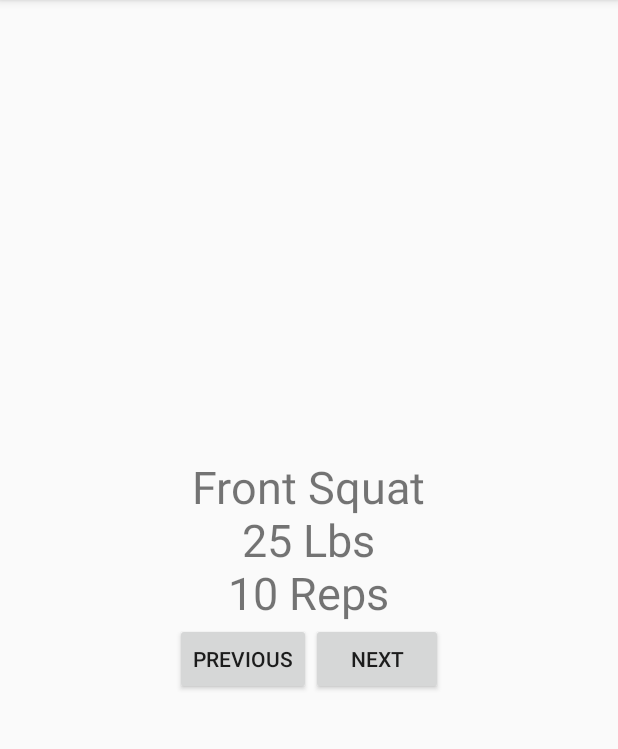
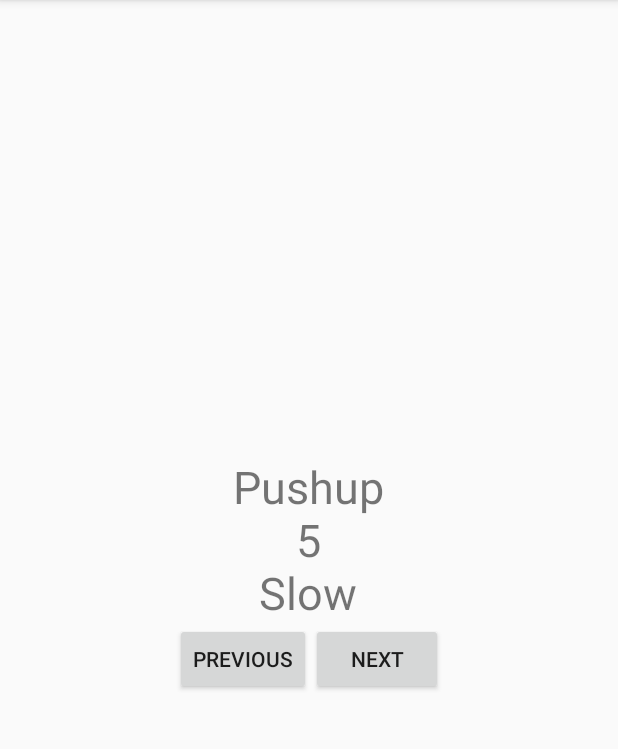
Before and after one commit to sebluy/workout-android, an Android app: the screen it shows after launch (MainActivity), after a tap on "NEXT", on a phone screen of 412 x 824 dp, the part 84-833 px from its top. Run offline under Robolectric (Android 15) with nearby library versions, the phone set to English and light mode, and no system bars; 1 other tap on this screen came first.

Commit message:
Add calisthenic exercises and start/finish pages

```diff
--- /dev/null
+++ b/app/src/main/java/com/wonderguerrilla/android/workout/CalisthenicExercise.java
@@ -0,0 +1,22 @@
+package com.wonderguerrilla.android.workout;
+
+/**
+ * Created by sebluy on 12/22/14.
+ */
+public class CalisthenicExercise implements Exercise {
+
+    private String mName ;
+    int mReps ;
+    String mSpeed ; /* perhaps use enum for speed */
+
+    /* match weightlifting exercise constructor */
+    public CalisthenicExercise(String name, int reps, String speed) {
+        mName = name ;
+        mReps = reps ;
+        mSpeed = speed ;
+    }
+
+    public String toString() {
+        return mName + '\n' + mReps + '\n' + mSpeed ;
+    }
+}
--- a/app/src/main/java/com/wonderguerrilla/android/workout/Exercise.java
+++ b/app/src/main/java/com/wonderguerrilla/android/workout/Exercise.java
@@ -1,23 +1,8 @@
 package com.wonderguerrilla.android.workout;
 
 /**
- * Created by sebluy on 12/20/14.
+ * Created by sebluy on 12/22/14.
  */
-public class Exercise {
-
-    private String mName ;
-    int mWeight ;
-    String mUnit ;
-    int mReps ;
-
-    public Exercise(String name, int weight, String unit, int reps) {
-        mName = name ;
-        mWeight = weight ;
-        mUnit = unit ;
-        mReps = reps ;
-    }
-
-    public String to_string() {
-        return mName + '\n' + mWeight + ' ' + mUnit + '\n' + mReps + " Reps" ;
-    }
+public interface Exercise {
+    String toString() ;
 }
--- /dev/null
+++ b/app/src/main/java/com/wonderguerrilla/android/workout/LiftingExercise.java
@@ -0,0 +1,23 @@
+package com.wonderguerrilla.android.workout;
+
+/**
+ * Created by sebluy on 12/20/14.
+ */
+public class LiftingExercise implements Exercise {
+
+    private String mName ;
+    int mWeight ;
+    String mUnit ;
+    int mReps ;
+
+    public LiftingExercise(String name, int weight, String unit, int reps) {
+        mName = name ;
+        mWeight = weight ;
+        mUnit = unit ;
+        mReps = reps ;
+    }
+
+    public String toString() {
+        return mName + '\n' + mWeight + ' ' + mUnit + '\n' + mReps + " Reps" ;
+    }
+}
--- a/app/src/main/java/com/wonderguerrilla/android/workout/MainActivity.java
+++ b/app/src/main/java/com/wonderguerrilla/android/workout/MainActivity.java
@@ -21,13 +21,14 @@ public class MainActivity extends ActionBarActivity {
         setContentView(R.layout.activity_main);
 
         mExerciseView = (TextView)findViewById(R.id.workout_text_view) ;
-        mExerciseView.setText(Workout.getCurrentExercise().to_string()) ;
+        mExerciseView.setText(Workout.currentExerciseString()) ;
 
         mNextButton = (Button)findViewById(R.id.next_button) ;
         mNextButton.setOnClickListener(new View.OnClickListener() {
             @Override
             public void onClick(View v) {
-                mExerciseView.setText(Workout.getNextExercise().to_string()) ;
+                Workout.incrementExercise() ;
+                mExerciseView.setText(Workout.currentExerciseString());
             }
         });
 
@@ -35,7 +36,8 @@ public class MainActivity extends ActionBarActivity {
         mPreviousButton.setOnClickListener(new View.OnClickListener() {
             @Override
             public void onClick(View v) {
-                mExerciseView.setText(Workout.getPreviousExercise().to_string()) ;
+                Workout.decrementExercise() ;
+                mExerciseView.setText(Workout.currentExerciseString()) ;
             }
 
         });
--- a/app/src/main/java/com/wonderguerrilla/android/workout/Workout.java
+++ b/app/src/main/java/com/wonderguerrilla/android/workout/Workout.java
@@ -5,59 +5,106 @@ package com.wonderguerrilla.android.workout;
  */
 public class Workout {
 
-    private static Exercise[] upper_body_exercises = {
-        new Exercise("Bench Press", 45, "Lbs", 10),
-        new Exercise("Seated Row Pull", 7, "Plates", 10),
-        new Exercise("Shoulder Press", 30, "Lbs", 10),
-        new Exercise("Lat Pull Down", 100, "Lbs", 10),
-        new Exercise("Tricep Extension", 40, "Lbs", 10),
-        new Exercise("Bicep Curl", 25, "Lbs", 10),
-        new Exercise("Deltoid Lateral Raise", 10, "Lbs", 10),
-        new Exercise("Upright Row", 25, "Lbs", 10),
-        new Exercise("Thumbs Down", 5, "Lbs", 10),
-        new Exercise("External Rotation", 2, "Plates", 10),
-        new Exercise("Internal Rotation", 2, "Plates", 10),
-        new Exercise("Y", 5, "Lbs", 10),
-        new Exercise("T", 5, "Lbs", 10),
-        new Exercise("W", 5, "Lbs", 10)
+    private static LiftingExercise[] upperBodyExercises = {
+        new LiftingExercise("Bench Press", 45, "Lbs", 10),
+        new LiftingExercise("Seated Row Pull", 7, "Plates", 10),
+        new LiftingExercise("Shoulder Press", 30, "Lbs", 10),
+        new LiftingExercise("Lat Pull Down", 100, "Lbs", 10),
+        new LiftingExercise("Tricep Extension", 40, "Lbs", 10),
+        new LiftingExercise("Bicep Curl", 25, "Lbs", 10),
+        new LiftingExercise("Deltoid Lateral Raise", 10, "Lbs", 10),
+        new LiftingExercise("Upright Row", 25, "Lbs", 10),
+        new LiftingExercise("Thumbs Down", 5, "Lbs", 10),
+        new LiftingExercise("External Rotation", 2, "Plates", 10),
+        new LiftingExercise("Internal Rotation", 2, "Plates", 10),
+        new LiftingExercise("Y", 5, "Lbs", 10),
+        new LiftingExercise("T", 5, "Lbs", 10),
+        new LiftingExercise("W", 5, "Lbs", 10)
     } ;
 
-    private static Exercise[] lower_body_exercises = {
-        new Exercise("Front Squat", 25, "Lbs", 10),
-        new Exercise("Deadlift", 45, "Lbs", 10),
-        new Exercise("Leg Extension", 70, "Lbs", 10),
-        new Exercise("Leg Curl", 70, "Lbs", 10),
-        new Exercise("Lunge", 35, "Lbs", 10),
-        new Exercise("Calf Raise", 100, "Lbs", 10),
-        new Exercise("Hip Abduction", 170, "Lbs", 10),
-        new Exercise("Hip Adduction", 170, "Lbs", 10),
-        new Exercise("Terminal Knee Extension", 4, "Plates", 10)
+    private static LiftingExercise[] lowerBodyExercises = {
+        new LiftingExercise("Front Squat", 25, "Lbs", 10),
+        new LiftingExercise("Deadlift", 45, "Lbs", 10),
+        new LiftingExercise("Leg Extension", 70, "Lbs", 10),
+        new LiftingExercise("Leg Curl", 70, "Lbs", 10),
+        new LiftingExercise("Lunge", 35, "Lbs", 10),
+        new LiftingExercise("Calf Raise", 100, "Lbs", 10),
+        new LiftingExercise("Hip Abduction", 170, "Lbs", 10),
+        new LiftingExercise("Hip Adduction", 170, "Lbs", 10),
+        new LiftingExercise("Terminal Knee Extension", 4, "Plates", 10)
     } ;
 
-    private static Exercise[] exercises = lower_body_exercises ;
+    private static CalisthenicExercise[] calisthenicExercises = {
+            new CalisthenicExercise("Pushup", 5, "Slow"),
+            new CalisthenicExercise("Squat", 10, "Slow"),
+            new CalisthenicExercise("Crunch", 20, "Slow"),
+            new CalisthenicExercise("Pullup", 3, "Slow"),
+            new CalisthenicExercise("Lunge", 10, "Slow"),
+    } ;
 
-    private static int index = 0 ;
+    private static Exercise[] exercises = calisthenicExercises ;
 
-    private static void incrementIndex() {
-        index = (index + 1) % exercises.length ;
-    }
+    private static int index = -1 ;
 
-    private static void decrementIndex() {
-        index = index == 0 ? exercises.length - 1 : index - 1 ;
-    }
+    private static boolean finished = false ;
+
+    private static boolean started = false ;
+
+    private static Exercise exercise ;
 
     public static Exercise getCurrentExercise() {
+        if (!started || finished ) {
+            return null ;
+        }
         return exercises[index] ;
     }
 
-    public static Exercise getNextExercise() {
-        incrementIndex() ;
-        return getCurrentExercise() ;
+    public static void incrementExercise() {
+
+        if (finished) {
+            return ;
+        }
+
+        if (!started) {
+            started = true;
+        }
+
+        index++ ;
+
+        if (index == exercises.length) {
+            finished = true ;
+        }
+
     }
 
-    public static Exercise getPreviousExercise() {
-        decrementIndex() ;
-        return getCurrentExercise() ;
+    public static void decrementExercise() {
+
+        if (!started) {
+            return ;
+        }
+
+        if (finished) {
+            finished = false;
+        }
+
+        index-- ;
+
+        if (index == -1) {
+            started = false ;
+        }
+    }
+
+    public static String currentExerciseString() {
+        Exercise current = getCurrentExercise() ;
+        if (current == null) {
+            if (finished) {
+                return "Finished" ;
+            } else {
+                return "Start" ;
+            }
+        } else {
+            return current.toString() ;
+        }
     }
 
 }
```
